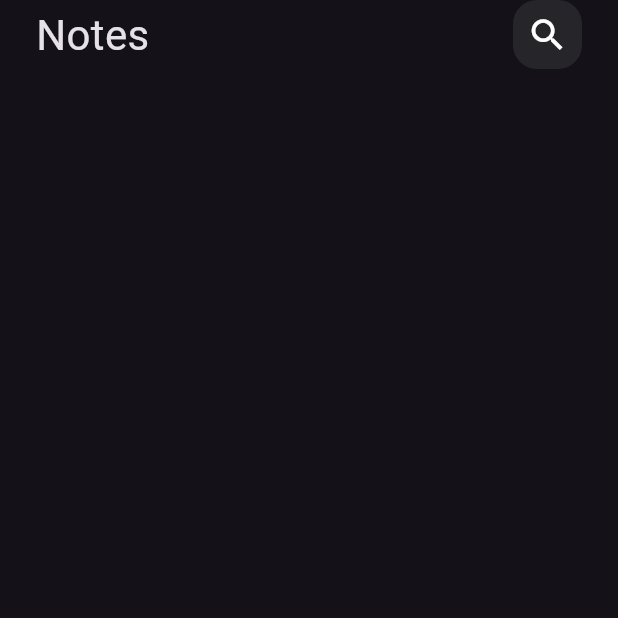
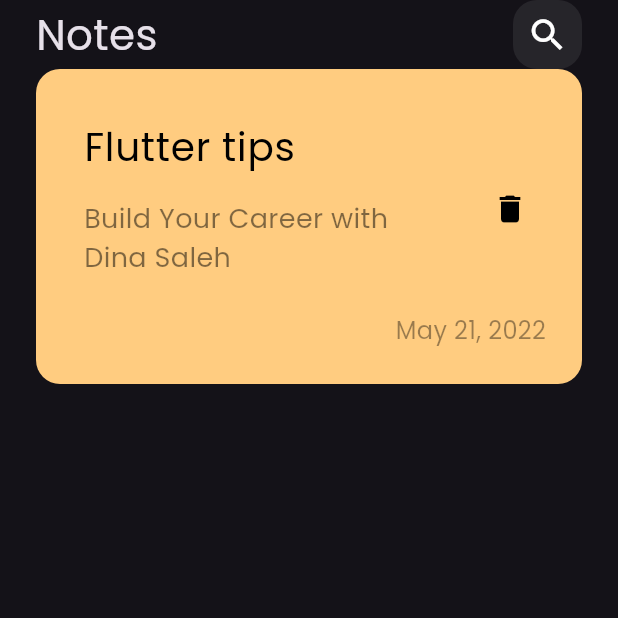
Before and after one commit to dinaSaleh2001/notes_app, a Flutter app: the screen it shows after launch, on a phone screen of 412 x 824 dp, the top half of it. Run offline on Flutter 3.47's test engine with Material 3 defaults, Android fonts, the phone set to English and light mode, and no system bars.

Commit message:
create custom note item

```diff
--- a/lib/main.dart
+++ b/lib/main.dart
@@ -14,6 +14,7 @@ class NotesApp extends StatelessWidget {
       debugShowCheckedModeBanner: false,
       theme: ThemeData(
         brightness: Brightness.dark,
+        fontFamily: 'Poppins',
       ),
       home: NotesView(),
     );
--- /dev/null
+++ b/lib/widgets/custom_notes_item.dart
@@ -0,0 +1,65 @@
+import 'package:flutter/material.dart';
+
+class NotesItem extends StatelessWidget {
+  const NotesItem({super.key});
+
+  @override
+  Widget build(BuildContext context) {
+    return Container(
+      padding: EdgeInsets.only(
+        top: 24,
+        bottom: 24,
+        left: 16,
+      ),
+      decoration: BoxDecoration(
+        color: Color(0xffFFCC80),
+        borderRadius: BorderRadius.circular(16),
+      ),
+      child: Column(
+        crossAxisAlignment: CrossAxisAlignment.end,
+        children: [
+          ListTile(
+            title: Text(
+              'Flutter tips',
+              style: TextStyle(
+                fontSize: 26,
+                color: Colors.black,
+              ),
+            ),
+            subtitle: Padding(
+              padding: const EdgeInsets.only(
+                top: 16,
+                bottom: 16,
+              ),
+              child: Text(
+                'Build Your Career with Dina Saleh ',
+                style: TextStyle(
+                  fontSize: 18,
+                  color: Colors.black.withOpacity(0.5),
+                ),
+              ),
+            ),
+            trailing: IconButton(
+              onPressed: () {},
+              icon: Icon(
+                Icons.delete,
+                size: 24,
+                color: Colors.black,
+              ),
+            ),
+          ),
+          Padding(
+            padding: const EdgeInsets.only(right: 24),
+            child: Text(
+              'May 21, 2022',
+              style: TextStyle(
+                fontSize: 16,
+                color: Colors.black.withOpacity(0.4),
+              ),
+            ),
+          ),
+        ],
+      ),
+    );
+  }
+}
--- a/lib/widgets/notes_views_body.dart
+++ b/lib/widgets/notes_views_body.dart
@@ -1,5 +1,6 @@
 import 'package:flutter/material.dart';
 import 'package:store_app/widgets/custom_app_bar.dart';
+import 'package:store_app/widgets/custom_notes_item.dart';
 
 class NotesViewBody extends StatelessWidget {
   const NotesViewBody({super.key});
@@ -16,6 +17,7 @@ class NotesViewBody extends StatelessWidget {
             height: 50,
           ),*/
           Custom_AppBar(),
+          NotesItem(),
         ],
       ),
     );
```
Also changed, not shown: pubspec.yaml (+4 -4 lines), assets/fonts/Poppins-Regular.ttf (added).
